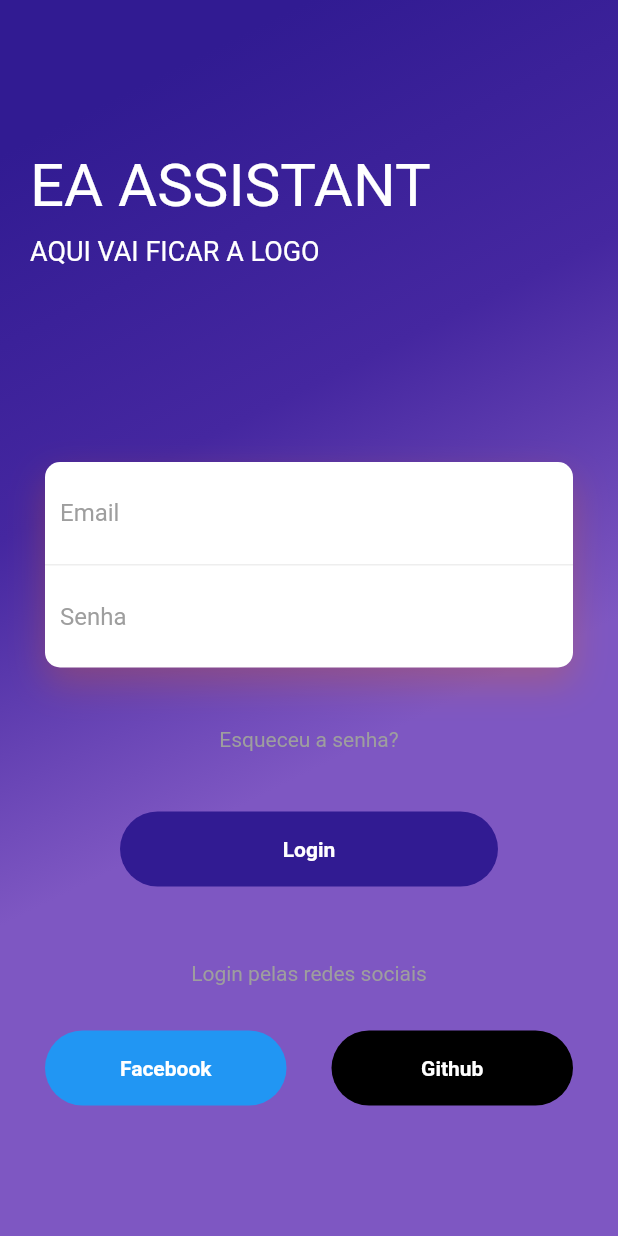
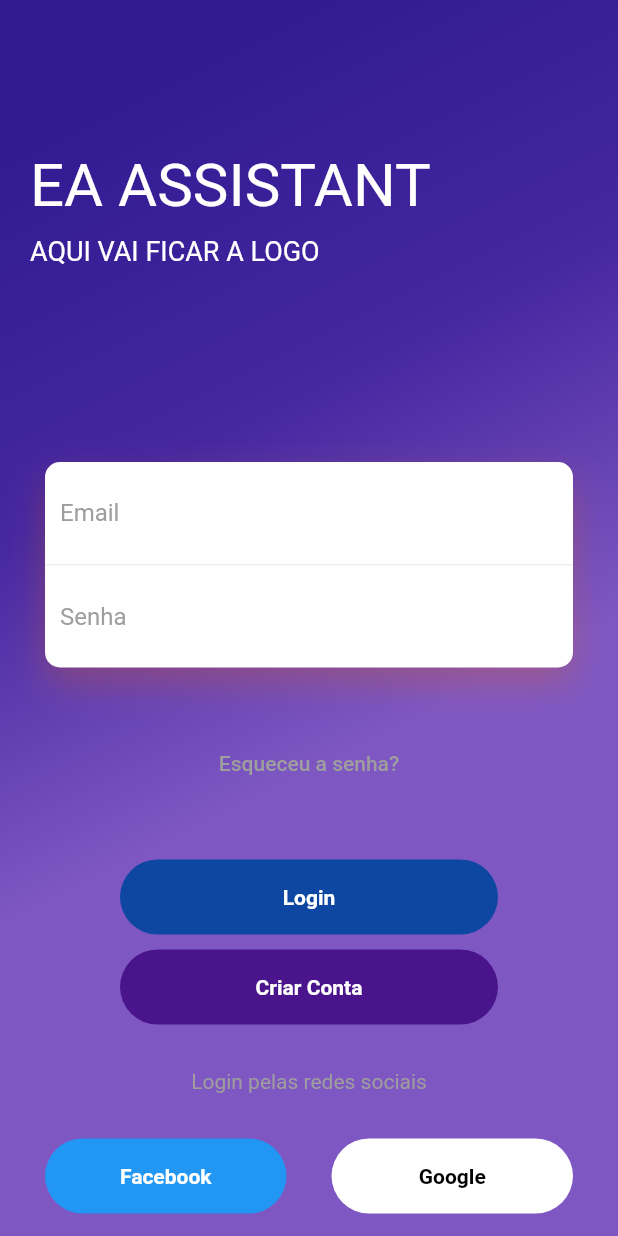
Before and after one commit to matheusc3m/flutter-app-contabil, a Flutter app: the screen it shows after launch, on a phone screen of 412 x 824 dp. Run offline on Flutter 3.47's test engine with Material 2 defaults, Android fonts, the phone set to English and light mode, and no system bars; our stand-ins replace simple_animations.

Commit message:
Fiz os botões e coloquei o de cadastrar

```diff
--- a/appcontabil/lib/pages/login.page.dart
+++ b/appcontabil/lib/pages/login.page.dart
@@ -105,9 +105,12 @@ class LoginPage extends StatelessWidget {
                         ),
                         FadeAnimation(
                             1.5,
-                            Text(
-                              "Esqueceu a senha?",
-                              style: TextStyle(color: Colors.grey),
+                            FlatButton(
+                              child: Text(
+                                "Esqueceu a senha?",
+                                style: TextStyle(color: Colors.grey),
+                              ),
+                              onPressed: () {},
                             )),
                         SizedBox(
                           height: 40,
@@ -119,18 +122,46 @@ class LoginPage extends StatelessWidget {
                               margin: EdgeInsets.symmetric(horizontal: 50),
                               decoration: BoxDecoration(
                                   borderRadius: BorderRadius.circular(50),
-                                  color: Colors.deepPurple[900]),
-                              child: Center(
-                                child: Text(
-                                  "Login",
-                                  style: TextStyle(
-                                      color: Colors.white,
-                                      fontWeight: FontWeight.bold),
+                                  color: Colors.blue[900]),
+                              child: FlatButton(
+                                child: SizedBox(
+                                  width: double.infinity,
+                                  child: Text("Login",
+                                      style: TextStyle(
+                                        color: Colors.white,
+                                        fontWeight: FontWeight.bold,
+                                      ),
+                                      textAlign: TextAlign.center),
                                 ),
+                                onPressed: () {},
                               ),
                             )),
                         SizedBox(
-                          height: 50,
+                          height: 10,
+                        ),
+                        FadeAnimation(
+                            1.6,
+                            Container(
+                              height: 50,
+                              margin: EdgeInsets.symmetric(horizontal: 50),
+                              decoration: BoxDecoration(
+                                  borderRadius: BorderRadius.circular(50),
+                                  color: Colors.purple[900]),
+                              child: FlatButton(
+                                child: SizedBox(
+                                  width: double.infinity,
+                                  child: Text("Criar Conta",
+                                      style: TextStyle(
+                                        color: Colors.white,
+                                        fontWeight: FontWeight.bold,
+                                      ),
+                                      textAlign: TextAlign.center),
+                                ),
+                                onPressed: () {},
+                              ),
+                            )),
+                        SizedBox(
+                          height: 30,
                         ),
                         FadeAnimation(
                             1.7,
@@ -151,13 +182,14 @@ class LoginPage extends StatelessWidget {
                                     decoration: BoxDecoration(
                                         borderRadius: BorderRadius.circular(50),
                                         color: Colors.blue),
-                                    child: Center(
+                                    child: FlatButton(
                                       child: Text(
                                         "Facebook",
                                         style: TextStyle(
                                             color: Colors.white,
                                             fontWeight: FontWeight.bold),
                                       ),
+                                      onPressed: () {},
                                     ),
                                   )),
                             ),
@@ -171,14 +203,15 @@ class LoginPage extends StatelessWidget {
                                     height: 50,
                                     decoration: BoxDecoration(
                                         borderRadius: BorderRadius.circular(50),
-                                        color: Colors.black),
-                                    child: Center(
+                                        color: Colors.white),
+                                    child: FlatButton(
                                       child: Text(
-                                        "Github",
+                                        "Google",
                                         style: TextStyle(
-                                            color: Colors.white,
+                                            color: Colors.black,
                                             fontWeight: FontWeight.bold),
                                       ),
+                                      onPressed: () {},
                                     ),
                                   )),
                             )
```
